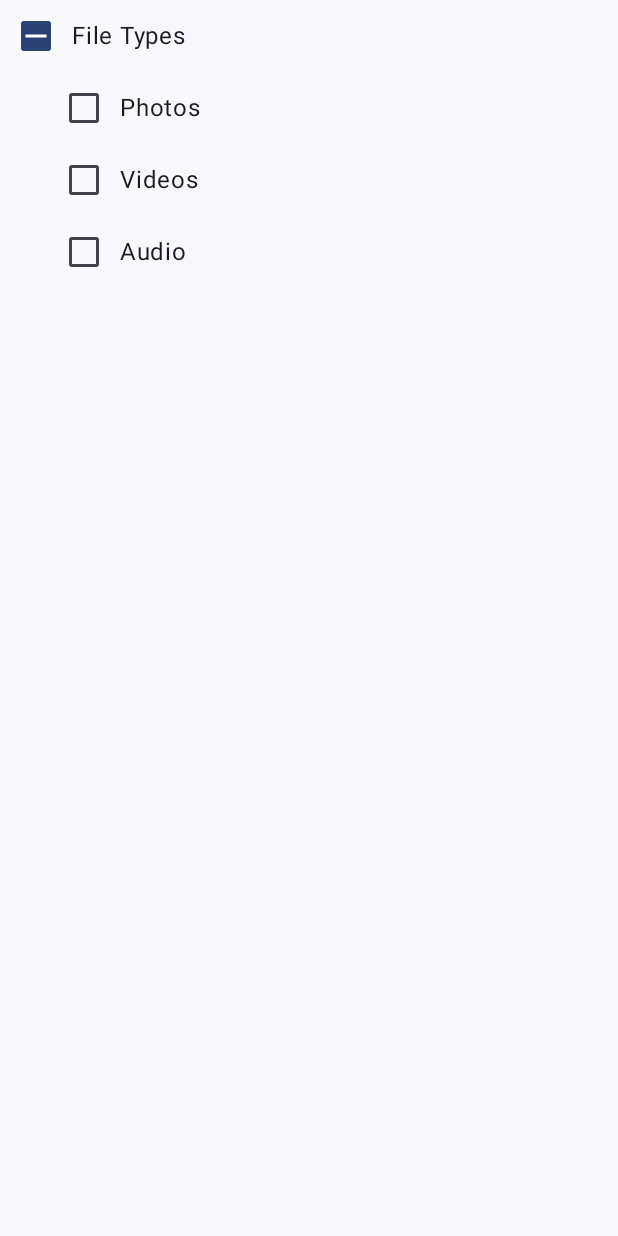
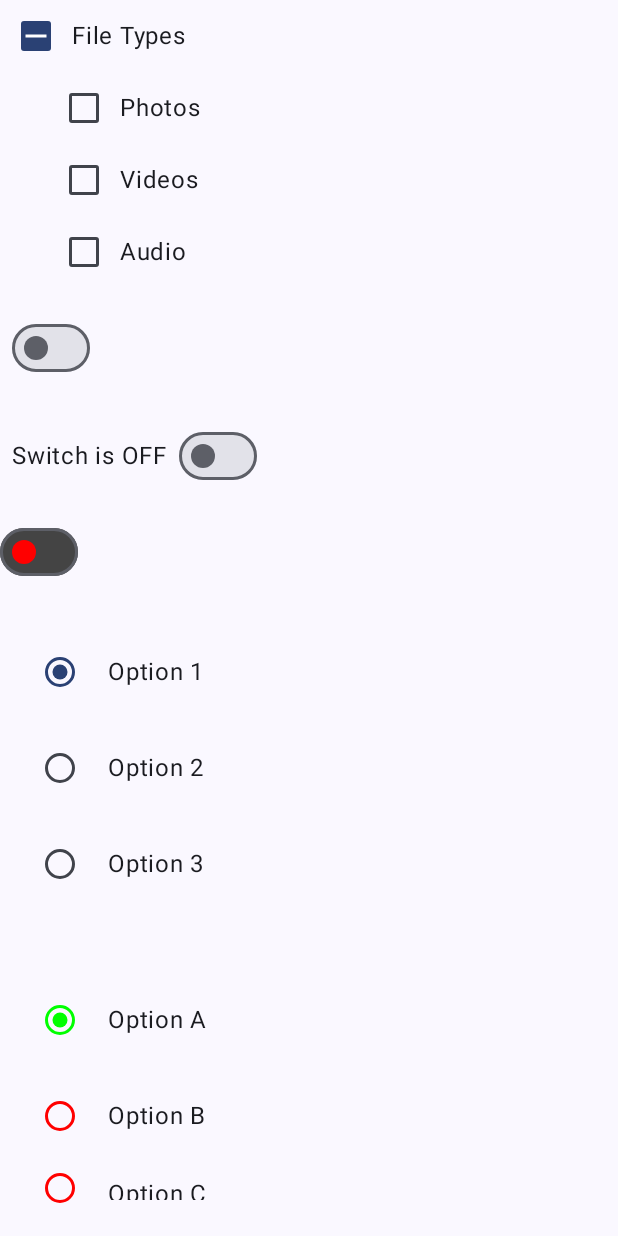
Before and after one commit to shaikhsiddik/MaterialComponent, an Android app built with Jetpack Compose: the MaterialSelectionUi screen opened through its navigation route, on a phone screen of 412 x 824 dp. Run offline under Robolectric (Android 15) with nearby library versions, the phone set to English and light mode, and no system bars.

Commit message:
1. Switches and Radio

```diff
--- a/app/src/main/java/com/example/materialcomponent/components/MaterialSelectionUi.kt
+++ b/app/src/main/java/com/example/materialcomponent/components/MaterialSelectionUi.kt
@@ -3,9 +3,16 @@ package com.example.materialcomponent.components
 import androidx.compose.foundation.clickable
 import androidx.compose.foundation.layout.Column
 import androidx.compose.foundation.layout.Row
+import androidx.compose.foundation.layout.Spacer
 import androidx.compose.foundation.layout.fillMaxSize
+import androidx.compose.foundation.layout.height
 import androidx.compose.foundation.layout.padding
+import androidx.compose.foundation.layout.width
 import androidx.compose.material3.Checkbox
+import androidx.compose.material3.RadioButton
+import androidx.compose.material3.RadioButtonDefaults
+import androidx.compose.material3.Switch
+import androidx.compose.material3.SwitchDefaults
 import androidx.compose.material3.Text
 import androidx.compose.material3.TriStateCheckbox
 import androidx.compose.runtime.Composable
@@ -16,6 +23,7 @@ import androidx.compose.runtime.remember
 import androidx.compose.runtime.setValue
 import androidx.compose.ui.Alignment
 import androidx.compose.ui.Modifier
+import androidx.compose.ui.graphics.Color
 import androidx.compose.ui.state.ToggleableState
 import androidx.compose.ui.tooling.preview.Preview
 import androidx.compose.ui.unit.dp
@@ -31,6 +39,26 @@ fun MaterialSelectionUi(){
     ) {
 
         Checkboxes()
+
+        Spacer(modifier = Modifier.height(8.dp))
+
+        Material3Switch()
+
+        Spacer(modifier = Modifier.height(8.dp))
+
+        LabeledMaterial3Switch()
+
+        Spacer(modifier = Modifier.height(8.dp))
+
+        CustomSwitch()
+
+        Spacer(modifier = Modifier.height(8.dp))
+
+        Material3RadioButton()
+
+        Spacer(modifier = Modifier.height(8.dp))
+
+        Material3RadioButtonGroup()
 
     }
 
@@ -109,12 +137,13 @@ private fun Checkboxes(){
                 .padding(start = 32.dp)
                 .clickable {
 
-                checkBoxes[index] = toggleableInfo.copy(
+                    checkBoxes[index] = toggleableInfo.copy(
 
-                    isChecked = !toggleableInfo.isChecked
-                )
+                        isChecked = !toggleableInfo.isChecked
+                    )
 
-            }.padding(end = 16.dp)
+                }
+                .padding(end = 16.dp)
         ){
 
             Checkbox(checked = toggleableInfo.isChecked, onCheckedChange = { isChecked ->
@@ -129,6 +158,120 @@ private fun Checkboxes(){
 
 }
 
+@Composable
+fun Material3Switch() {
+    var isChecked by remember { mutableStateOf(false) }
+
+    Switch(
+        checked = isChecked,
+        onCheckedChange = { isChecked = it },
+        modifier = Modifier.padding(8.dp)
+    )
+}
+
+@Composable
+fun LabeledMaterial3Switch() {
+    var isChecked by remember { mutableStateOf(false) }
+
+    Row(
+        verticalAlignment = Alignment.CenterVertically,
+        modifier = Modifier.padding(8.dp)
+    ) {
+        Text(text = if (isChecked) "Switch is ON" else "Switch is OFF")
+        Spacer(modifier = Modifier.width(8.dp))
+        Switch(
+            checked = isChecked,
+            onCheckedChange = { isChecked = it }
+        )
+    }
+}
+
+@Composable
+fun CustomSwitch(){
+
+    var isChecked by remember { mutableStateOf(false) }
+
+    Switch(
+        checked = isChecked,
+        onCheckedChange = { isChecked = it },
+        colors = SwitchDefaults.colors(
+            checkedThumbColor = Color.Green,
+            uncheckedThumbColor = Color.Red,
+            checkedTrackColor = Color.LightGray,
+            uncheckedTrackColor = Color.DarkGray
+        )
+    )
+
+}
+
+@Composable
+fun Material3RadioButton() {
+    var selected by remember { mutableStateOf("Option 1") }
+
+    Column(modifier = Modifier.padding(16.dp)) {
+        Row(
+            verticalAlignment = Alignment.CenterVertically,
+            modifier = Modifier.padding(vertical = 8.dp)
+        ) {
+            RadioButton(
+                selected = selected == "Option 1",
+                onClick = { selected = "Option 1" }
+            )
+            Spacer(modifier = Modifier.width(8.dp))
+            Text(text = "Option 1")
+        }
+        Row(
+            verticalAlignment = Alignment.CenterVertically,
+            modifier = Modifier.padding(vertical = 8.dp)
+        ) {
+            RadioButton(
+                selected = selected == "Option 2",
+                onClick = { selected = "Option 2" }
+            )
+            Spacer(modifier = Modifier.width(8.dp))
+            Text(text = "Option 2")
+        }
+        Row(
+            verticalAlignment = Alignment.CenterVertically,
+            modifier = Modifier.padding(vertical = 8.dp)
+        ) {
+            RadioButton(
+                selected = selected == "Option 3",
+                onClick = { selected = "Option 3" }
+            )
+            Spacer(modifier = Modifier.width(8.dp))
+            Text(text = "Option 3")
+        }
+    }
+}
+
+@Composable
+fun Material3RadioButtonGroup() {
+    var selectedOption by remember { mutableStateOf("Option A") }
+
+    Column(modifier = Modifier.padding(16.dp)) {
+        listOf("Option A", "Option B", "Option C").forEach { option ->
+            Row(
+                verticalAlignment = Alignment.CenterVertically,
+                modifier = Modifier.padding(vertical = 8.dp)
+            ) {
+                RadioButton(
+                    selected = selectedOption == option,
+                    onClick = { selectedOption = option },
+                    colors = RadioButtonDefaults.colors(
+                        selectedColor = Color.Green,
+                        unselectedColor = Color.Red
+                    )
+                )
+                Spacer(modifier = Modifier.width(8.dp))
+                Text(text = option)
+            }
+        }
+    }
+}
+
+
+
 @Preview(showBackground = true)
 @Composable
 private fun CheckboxesPreview(){
```
